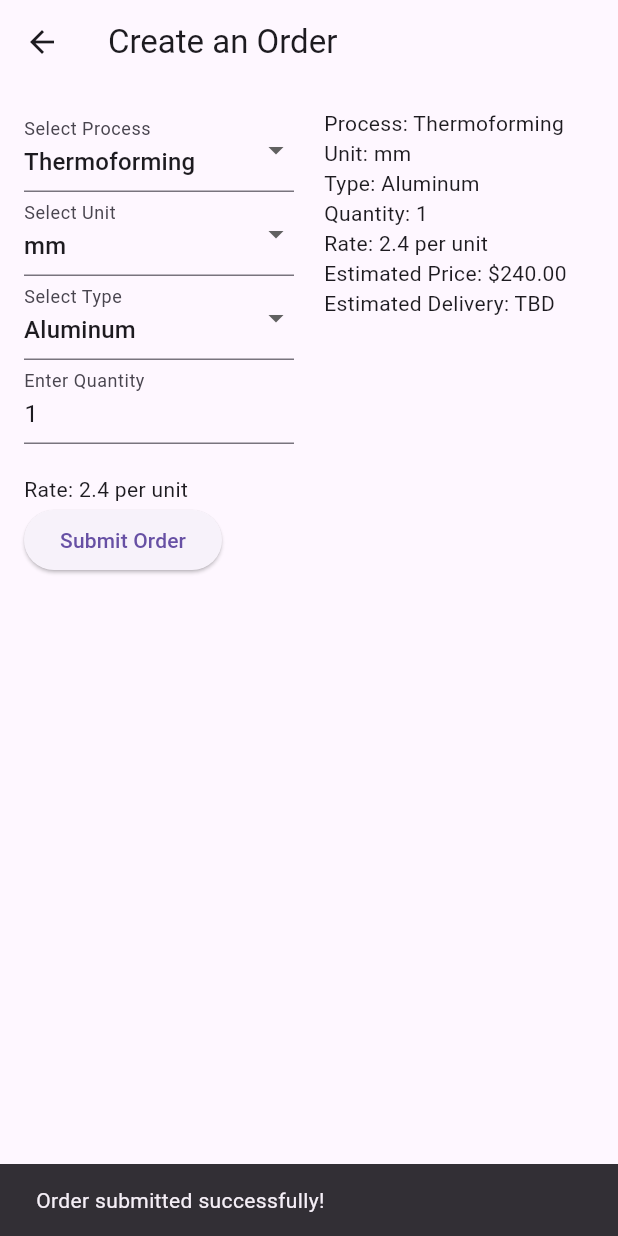
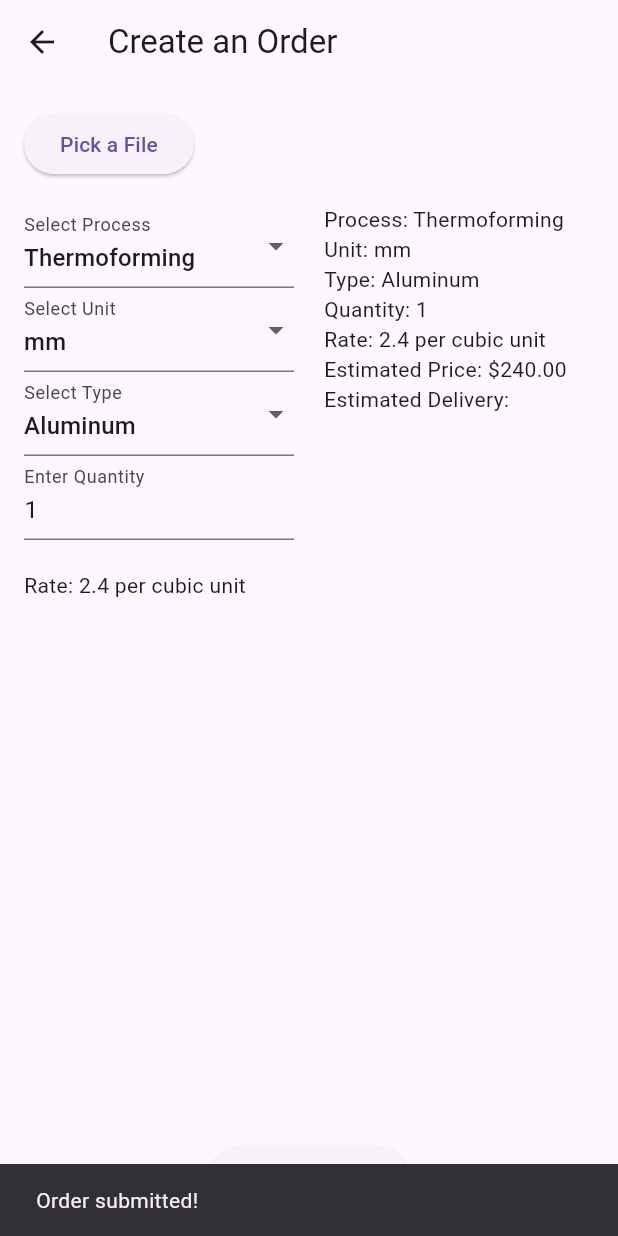
Before and after one commit to jhanel/service_package, a Flutter app: the CreateOrderPage screen opened directly, after a tap on "Submit Order", on a phone screen of 412 x 824 dp. Run offline on Flutter 3.47's test engine with Material 3 defaults, Android fonts, the phone set to English and light mode, and no system bars; our stand-ins replace file_picker, logger, timeline_tile; missing offline and left inert: universal_html.

Commit message:
file picker
Implemented file picker and commented out View Order page

```diff
--- a/project/assets/data.json
+++ b/project/assets/data.json
@@ -43,5 +43,10 @@
          "rate": 4.7,
          "unit": "inches",
          "mtl": "Brass"
+     },
+     {
+         "rate": 3.5,
+         "unit": "mm",
+         "mtl": "Copper"
      }
  ]
--- a/project/lib/main.dart
+++ b/project/lib/main.dart
@@ -1,8 +1,10 @@
 import 'package:flutter/material.dart';
-import 'data.dart';
-import 'new_order_data.dart';
-import 'view_orders.dart';
-import 'track_order.dart';
+import 'package:file_picker/file_picker.dart';
+import 'package:service_package/web_save_file.dart';
+import 'dart:io';
+import 'dart:convert';
+import 'dart:developer' as developer;
+import 'dart:typed_data';
 
 void main() {
   runApp(const MyApp());
@@ -14,17 +16,17 @@ class MyApp extends StatelessWidget {
   @override
   Widget build(BuildContext context) {
     return MaterialApp(
-      title: 'Services',
+      title: 'Limbitless Services',
       theme: ThemeData(
         primarySwatch: Colors.blue,
       ),
-      home: const HomePage(),
+      home: const MyHomePage(),
     );
   }
 }
 
-class HomePage extends StatelessWidget {
-  const HomePage({super.key});
+class MyHomePage extends StatelessWidget {
+  const MyHomePage({super.key});
 
   @override
   Widget build(BuildContext context) {
@@ -34,42 +36,91 @@ class HomePage extends StatelessWidget {
       ),
       body: Center(
         child: Column(
-          mainAxisAlignment: MainAxisAlignment.center, // Center the buttons vertically
+          mainAxisAlignment: MainAxisAlignment.center,
           children: <Widget>[
             ElevatedButton(
               onPressed: () {
                 Navigator.push(
                   context,
-                  MaterialPageRoute(builder: (context) => const CreateOrderPage()), // Navigate to CreateOrderPage
+                  MaterialPageRoute(builder: (context) => const CreateOrderPage()),
                 );
               },
-              child: const Text('Create an Order'), // Button to create an order
+              child: const Text('Create Order'),
             ),
-            const SizedBox(height: 20), // Spacing between buttons
+            /*ElevatedButton(
+              onPressed: () {
+                Navigator.push(
+                  context,
+                  MaterialPageRoute(builder: (context) => const ViewOrdersPage()),
+                );
+              },
+              child: const Text('View Orders'),
+            ),*/
+            const SizedBox(height: 16.0), // Add spacing between buttons
             ElevatedButton(
               onPressed: () {
                 Navigator.push(
                   context,
-                  MaterialPageRoute(builder: (context) => const  ViewOrdersPage()), // Navigate to ViewOrdersPage
+                  MaterialPageRoute(builder: (context) => const TrackOrderPage()),
                 );
               },
-              child: const Text('View Orders'), // Button to view orders
-            ),
-            const SizedBox(height: 20), // Spacing between buttons
-            ElevatedButton(
-              onPressed: () {
-                Navigator.push(
-                  context,
-                  MaterialPageRoute(builder: (context) => const TrackOrderPage())
-                );
-              },
-              child: const Text('Track an Order'), // Button to track an order
+              child: const Text('Track Order'),
             ),
           ],
         ),
       ),
     );
   }
+}
+
+class NewOrder {
+  final String process;
+  final String unit;
+  final String type;
+  final int quantity;
+  final double rate;
+  final double estimatedPrice;
+  final String filePath; // Add a new field for the file path
+
+  NewOrder({
+    required this.process,
+    required this.unit,
+    required this.type,
+    required this.quantity,
+    required this.rate,
+    required this.estimatedPrice,
+    required this.filePath,
+  });
+
+  Map<String, dynamic> toJson() {
+    return {
+      'process': process,
+      'unit': unit,
+      'type': type,
+      'quantity': quantity,
+      'rate': rate,
+      'estimatedPrice': estimatedPrice,
+      'filePath': filePath, // Include file path in JSON
+    };
+  }
+}
+
+Future<void> submitNewOrder(NewOrder order) async {
+  const String filePath = 'data.json'; // Path to your JSON file
+
+  File file = File(filePath); // Read the existing JSON file
+  List<dynamic> orders = [];
+
+  if (await file.exists()) {
+    String contents = await file.readAsString();
+    orders = jsonDecode(contents);
+  }
+
+  orders.add(order.toJson()); // Append the new order
+
+  await file.writeAsString(jsonEncode(orders)); // Write the updated list back to the file
+
+  developer.log('Order submitted!');
 }
 
 class CreateOrderPage extends StatefulWidget {
@@ -80,16 +131,23 @@ class CreateOrderPage extends StatefulWidget {
 }
 
 class CreateOrderPageState extends State<CreateOrderPage> {
-  final GlobalKey<FormState> _formKey = GlobalKey<FormState>(); // Key for form validation
-  String _selectedProcess = 'Thermoforming'; // Default selected process
-  String _selectedUnit = 'mm'; // Default selected unit
-  String _selectedType = 'Aluminum'; // Default selected type
-  double _rate = 0.0; // Rate value initialized to 0.0
-  int _quantity = 1; // Default quantity
-  final double _volume = 100.0; // Volume placeholder
-  List<MaterialRate> rates = [];
+  static const List<List<String>> acceptedExt = [
+    ['f3d', 'obj', 'stl', 'stp', 'step'],
+    ['f3d', 'stp', 'step']
+  ];
 
-  void _loadRates() { // Load rates from data.json
+  String? _filePath;
+  Uint8List? _fileBytes;
+  final GlobalKey<FormState> _formKey = GlobalKey<FormState>();
+  String _selectedProcess = 'Thermoforming';
+  String _selectedUnit = 'mm';
+  String _selectedType = 'Aluminum';
+  double _rate = 0.0;
+  final double _volume = 100.0;
+  int _quantity = 1;
+  List<dynamic> rates = [];
+
+  void _loadRates() {
     String jsonString = '''
     [
         {"rate": 2.4, "unit": "mm", "mtl": "Aluminum"},
@@ -104,36 +162,17 @@ class CreateOrderPageState extends State<CreateOrderPage> {
     ]
     ''';
 
-    rates = parseRates(jsonString);
+    rates = jsonDecode(jsonString);
   }
 
-  void _calculateRate() { // Method to calculate the rate based on selected unit and type
-    for (var rate in rates) { // Iterate through the list of rates
-      if (rate.unit == _selectedUnit && rate.material == _selectedType) { // Check if the unit and material match the selected values
-        setState(() { // Update the state
-          _rate = rate.rate; // Set the rate to the matched rate value
+  void _calculateRate() {
+    for (var rate in rates) {
+      if (rate['unit'] == _selectedUnit && rate['mtl'] == _selectedType) {
+        setState(() {
+          _rate = rate['rate'];
         });
-        return; // Exit the method once a match is found
+        return;
       }
-    }
-  }
-
-  void _submitOrder() async { // Method to submit the order
-    if (_formKey.currentState!.validate()) { // Validate the form
-      final newOrder = NewOrder(
-        process: _selectedProcess,
-        unit: _selectedUnit,
-        type: _selectedType,
-        quantity: _quantity,
-        rate: _rate,
-        estimatedPrice: _volume * _rate * _quantity,
-      );
-
-      await submitNewOrder(newOrder); // Submit the order
-      if (!mounted) return; // Checks if widget is still mounted
-      ScaffoldMessenger.of(context).showSnackBar(
-        const SnackBar(content: Text('Order submitted successfully!')),
-      );
     }
   }
 
@@ -141,30 +180,82 @@ class CreateOrderPageState extends State<CreateOrderPage> {
   void initState() {
     super.initState();
     _loadRates();
-    _calculateRate(); // Calculate initial rate when the page is loaded
+    _calculateRate();
+  }
+
+  Future<void> _pickFile() async {
+    FilePickerResult? result = await FilePicker.platform.pickFiles(
+      type: FileType.custom,
+      allowedExtensions: acceptedExt.expand((x) => x).toList(),
+    );
+
+    if (result != null) {
+      setState(() {
+        _filePath = result.files.single.path;
+        _fileBytes = result.files.single.bytes;
+      });
+    }
+  }
+
+  void _submitOrder() async {
+    if (_formKey.currentState?.validate() ?? false) {
+      double estimatedPrice = _volume * _rate * _quantity;
+      NewOrder newOrder = NewOrder(
+        process: _selectedProcess,
+        unit: _selectedUnit,
+        type: _selectedType,
+        quantity: _quantity,
+        rate: _rate,
+        estimatedPrice: estimatedPrice,
+        filePath: _filePath ?? '',
+      );
+
+      if (_filePath != null && _fileBytes != null) {
+        await SaveFile.saveBytes(
+          printName: 'order_file',
+          fileType: _filePath!.split('.').last,
+          bytes: _fileBytes!,
+        );
+      }
+
+      submitNewOrder(newOrder);
+      ScaffoldMessenger.of(context).showSnackBar(
+        const SnackBar(content: Text('Order submitted!')),
+      );
+    }
   }
 
   @override
   Widget build(BuildContext context) {
     return Scaffold(
       appBar: AppBar(
-        title: const Text('Create an Order'), // Title in the app bar
+        title: const Text('Create an Order'),
       ),
       body: Padding(
-        padding: const EdgeInsets.all(16.0), // Padding around the content
+        padding: const EdgeInsets.all(16.0),
+        child: Form(
+          key: _formKey,
+          child: Column(
+            crossAxisAlignment: CrossAxisAlignment.start,
+            children: [
+              ElevatedButton(
+                onPressed: _pickFile,
+                child: const Text('Pick a File'),
+              ),
+              if (_filePath != null) Text('Selected file: $_filePath'),
+              const SizedBox(height: 16.0),
+              Expanded(
                 child: Row(
                   children: [
                     Expanded(
-              flex: 1, // Take half of the available width
-              child: Form(
-                key: _formKey, // Form key for validation
+                      flex: 1,
                       child: Column(
-                  crossAxisAlignment: CrossAxisAlignment.start, // Align children to the start
+                        crossAxisAlignment: CrossAxisAlignment.start,
                         children: [
-                    DropdownButtonFormField<String>( // Dropdown for selecting the process
-                      value: _selectedProcess, // Current selected value
-                      decoration: const InputDecoration(labelText: 'Select Process'), // Input label
-                      items: ['Thermoforming', '3D Printing', 'Milling', 'Lathe']
+                          DropdownButtonFormField<String>(
+                            value: _selectedProcess,
+                            decoration: const InputDecoration(labelText: 'Select Process'),
+                            items: ['Thermoforming', '3D Printing', 'Milling']
                                 .map((String value) {
                               return DropdownMenuItem<String>(
                                 value: value,
@@ -174,12 +265,13 @@ class CreateOrderPageState extends State<CreateOrderPage> {
                             onChanged: (newValue) {
                               setState(() {
                                 _selectedProcess = newValue!;
+                                _calculateRate();
                               });
                             },
                           ),
-                    DropdownButtonFormField<String>( // Dropdown for selecting the unit
-                      value: _selectedUnit, // Current selected value
-                      decoration: const InputDecoration(labelText: 'Select Unit'), // Input label
+                          DropdownButtonFormField<String>(
+                            value: _selectedUnit,
+                            decoration: const InputDecoration(labelText: 'Select Unit'),
                             items: ['mm', 'cm', 'inches'].map((String value) {
                               return DropdownMenuItem<String>(
                                 value: value,
@@ -189,13 +281,13 @@ class CreateOrderPageState extends State<CreateOrderPage> {
                             onChanged: (newValue) {
                               setState(() {
                                 _selectedUnit = newValue!;
-                          _calculateRate(); // Recalculate rate when value changes
+                                _calculateRate();
                               });
                             },
                           ),
-                    DropdownButtonFormField<String>( // Dropdown for selecting the type
-                      value: _selectedType, // Current selected value
-                      decoration: const InputDecoration(labelText: 'Select Type'), // Input label
+                          DropdownButtonFormField<String>(
+                            value: _selectedType,
+                            decoration: const InputDecoration(labelText: 'Select Type'),
                             items: ['Aluminum', 'Steel', 'Brass'].map((String value) {
                               return DropdownMenuItem<String>(
                                 value: value,
@@ -205,58 +297,98 @@ class CreateOrderPageState extends State<CreateOrderPage> {
                             onChanged: (newValue) {
                               setState(() {
                                 _selectedType = newValue!;
-                          _calculateRate(); // Recalculate rate when value changes
+                                _calculateRate();
                               });
                             },
                           ),
-                    TextFormField( // TextField for entering the quantity
-                      decoration: const InputDecoration(labelText: 'Enter Quantity'), // Input label
-                      keyboardType: TextInputType.number, // Number keyboard
-                      initialValue: '1', // Default value
+                          TextFormField(
+                            decoration: const InputDecoration(labelText: 'Enter Quantity'),
+                            keyboardType: TextInputType.number,
+                            initialValue: '1',
                             validator: (value) {
                               if (value == null || value.isEmpty) {
                                 return 'Please enter a quantity';
-                        }
-                        if (int.tryParse(value) == null) {
-                          return 'Please enter a valid number';
                               }
                               return null;
                             },
                             onChanged: (value) {
                               setState(() {
-                          _quantity = int.tryParse(value) ?? 1; // Update quantity
+                                _quantity = int.tryParse(value) ?? 1;
                               });
                             },
                           ),
-                    const SizedBox(height: 20), // Space between input fields and rate display
-                    Text('Rate: $_rate per unit'), // Display the calculated rate
-                    ElevatedButton(
-                      onPressed: _submitOrder,
-                      child: const Text('Submit Order'), // Button to submit the order
-                    ),
+                          const SizedBox(height: 20),
+                          Text('Rate: $_rate per cubic unit'),
                         ],
                       ),
                     ),
-            ),
-            const SizedBox(width: 20), // Space between columns
+                    const SizedBox(width: 20),
                     Expanded(
-              flex: 1, // Take half of the available width
+                      flex: 1,
                       child: Column(
-                crossAxisAlignment: CrossAxisAlignment.start, // Align children to the start
+                        crossAxisAlignment: CrossAxisAlignment.start,
                         children: [
-                  Text('Process: $_selectedProcess'), // Display selected process
-                  Text('Unit: $_selectedUnit'), // Display selected unit
-                  Text('Type: $_selectedType'), // Display selected type
-                  Text('Quantity: $_quantity'), // Display entered quantity
-                  Text('Rate: $_rate per unit'), // Display calculated rate
-                  Text('Estimated Price: \$${(_volume * _rate * _quantity).toStringAsFixed(2)}'), // Calculate and display the estimated price
-                  const Text('Estimated Delivery: TBD'), // Estimated delivery placeholder
+                          Text('Process: $_selectedProcess'),
+                          Text('Unit: $_selectedUnit'),
+                          Text('Type: $_selectedType'),
+                          Text('Quantity: $_quantity'),
+                          Text('Rate: $_rate per cubic unit'),
+                          Text('Estimated Price: \$${(_volume * _rate * _quantity).toStringAsFixed(2)}'),
+                          const Text('Estimated Delivery:'),
                         ],
                       ),
                     ),
                   ],
                 ),
               ),
+              const SizedBox(height: 20),
+              Center(
+                child: ElevatedButton(
+                  onPressed: _submitOrder,
+                  child: const Text('Submit Order'),
+                ),
+              ),
+            ],
+          ),
+        ),
+      ),
     );
   }
 }
+
+/*class ViewOrdersPage extends StatefulWidget {
+  const ViewOrdersPage({super.key});
+
+  @override
+  ViewOrdersPageState createState() => ViewOrdersPageState();
+}
+
+class ViewOrdersPageState extends State<ViewOrdersPage> {
+  @override
+  Widget build(BuildContext context) {
+    return Scaffold(
+      appBar: AppBar(
+        title: const Text('View Orders'),
+      ),
+      body: const Center(
+        child: Text('View Orders Page'),
+      ),
+    );
+  }
+}*/
+
+class TrackOrderPage extends StatelessWidget {
+  const TrackOrderPage({super.key});
+
+  @override
+  Widget build(BuildContext context) {
+    return Scaffold(
+      appBar: AppBar(
+        title: const Text('Track Order'),
+      ),
+      body: const Center(
+        child: Text('Track Order Page'),
+      ),
+    );
+  }
+}
--- /dev/null
+++ b/project/lib/platform_save_file.dart
@@ -0,0 +1 @@
+export 'web_save_file.dart';
--- a/project/lib/view_orders.dart
+++ b/project/lib/view_orders.dart
@@ -1,4 +1,4 @@
-import 'dart:convert';
+/*import 'dart:convert';
 import 'dart:io';
 import 'package:flutter/material.dart';
 
@@ -59,4 +59,4 @@ class ViewOrdersPageState extends State<ViewOrdersPage> {
       ),
     );
   }
-}
+}*/
--- /dev/null
+++ b/project/lib/web_save_file.dart
@@ -0,0 +1,41 @@
+import 'package:universal_html/html.dart' as html;
+import 'dart:async';
+import 'dart:typed_data';
+
+class SaveFile {
+  static Future<void> saveBytes({
+    required String printName,
+    required String fileType,
+    required Uint8List bytes,
+    String? path,
+  }) async {
+    final blob = html.Blob([bytes]);
+    final url = html.Url.createObjectUrlFromBlob(blob);
+    final anchor = html.document.createElement('a') as html.AnchorElement
+      ..href = url
+      ..style.display = 'none'
+      ..download = '$printName.$fileType';
+    html.document.body!.children.add(anchor);
+    anchor.click();
+    html.document.body!.children.remove(anchor);
+    html.Url.revokeObjectUrl(url);
+  }
+
+  static Future<void> saveString({
+    required String printName,
+    required String fileType,
+    required String data,
+    String? path,
+  }) async {
+    final blob = html.Blob([data]);
+    final url = html.Url.createObjectUrlFromBlob(blob);
+    final anchor = html.document.createElement('a') as html.AnchorElement
+      ..href = url
+      ..style.display = 'none'
+      ..download = '$printName.$fileType';
+    html.document.body!.children.add(anchor);
+    anchor.click();
+    html.document.body!.children.remove(anchor);
+    html.Url.revokeObjectUrl(url);
+  }
+}
--- a/project/pubspec.yaml
+++ b/project/pubspec.yaml
@@ -32,9 +32,10 @@ dependencies:
   flutter:
     sdk: flutter
   logger: ^2.3.0
-  file_picker: ^5.2.4
+  file_picker: ^8.0.6
   http: ^0.13.4
   path_provider: ^2.0.11
+  universal_html: ^2.2.4
 
 
   # The following adds the Cupertino Icons font to your application.
```
Also changed, not shown: project/lib/save_file.dart (added), project/pubspec.lock. Lines whose indentation alone changed are shown as unchanged.
